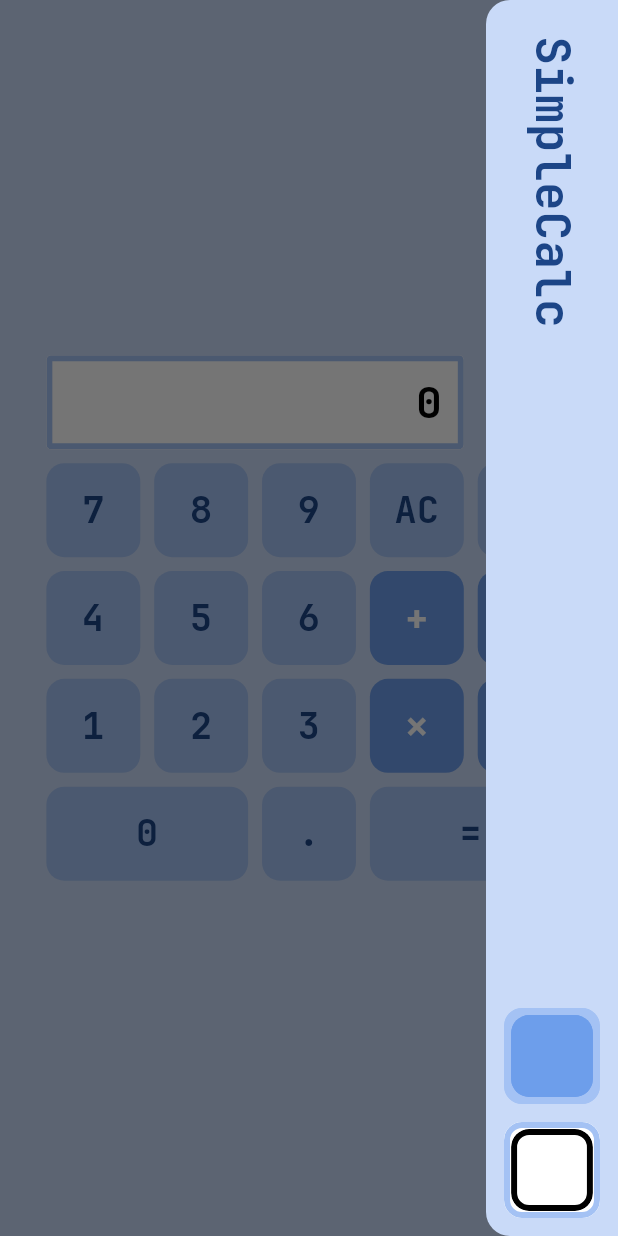
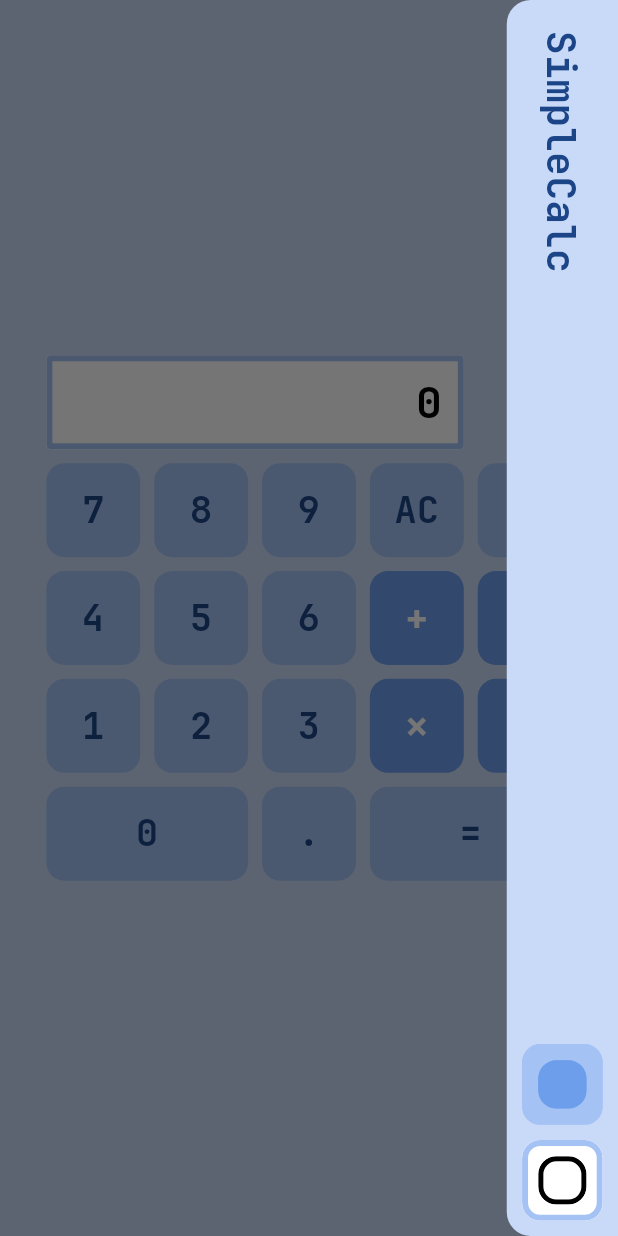
Before and after one commit to himnerom/simplecalc, a Flutter app: the screen it shows after launch, with the side drawer open, on a phone screen of 412 x 824 dp. Run offline on Flutter 3.47's test engine with Material 3 defaults, Android fonts, the phone set to English and light mode, and no system bars; our stand-ins replace decimal, flutter_slidable, shared_preferences.

Commit message:
Layout responsive drawer

```diff
--- a/lib/home.dart
+++ b/lib/home.dart
@@ -51,9 +51,6 @@ class _HomeScreenState extends State<HomeScreen> {
     final greyShade = ts.greyShade;
 
     final screen = ScreenService(context);
-    final tmp = screen.baseFontSize * 0.915;
-    print(screen.baseFontSize);
-    print(tmp);
     int i = 0;
 
     return CalcLayout(
--- a/lib/services/calculator_service.dart
+++ b/lib/services/calculator_service.dart
@@ -2,7 +2,6 @@ import 'package:flutter/foundation.dart';
 import 'package:decimal/decimal.dart';
 import 'package:flutter/material.dart';
 import 'package:flutter/services.dart';
-import 'package:function_tree/function_tree.dart';
 
 /// Enum to know the state of the operation
 /// States normal lifecycle (no AC): nb1 -> ope -> nb2 -> eq -> nb1
--- a/lib/widgets/calc_button.dart
+++ b/lib/widgets/calc_button.dart
@@ -1,7 +1,7 @@
 import 'package:flutter/material.dart';
 import 'package:provider/provider.dart';
+
 import 'package:simple_calculator/services/screen_service.dart';
-
 import 'package:simple_calculator/services/shape_service.dart';
 import 'package:simple_calculator/services/themes_service.dart';
 
@@ -10,13 +10,14 @@ class CalcButton extends StatelessWidget {
     super.key,
     this.backgroundColor,
     this.borderColor,
+    this.padding,
     required this.onTap,
     this.child,
   });
 
   final Color? backgroundColor;
   final Color? borderColor;
-
+  final double? padding;
   final GestureTapCallback? onTap;
   final Widget? child;
 
@@ -45,7 +46,7 @@ class CalcButton extends StatelessWidget {
         splashFactory: InkRipple.splashFactory,
         onTap: onTap,
         child: Padding(
-          padding: EdgeInsets.all(screen.buttonPadding),
+          padding: EdgeInsets.all(padding ?? screen.buttonPadding),
           child: Center(child: child),
         ),
       ),
--- a/lib/widgets/calc_drawer.dart
+++ b/lib/widgets/calc_drawer.dart
@@ -1,6 +1,7 @@
 import 'package:flutter/material.dart';
 import 'package:provider/provider.dart';
 
+import 'package:simple_calculator/services/screen_service.dart';
 import 'package:simple_calculator/services/shape_service.dart';
 import 'package:simple_calculator/services/themes_service.dart';
 import 'package:simple_calculator/widgets/calc_button.dart';
@@ -21,15 +22,19 @@ class CalcDrawer extends StatelessWidget {
     final theme = context.watch<ThemesService>().theme;
     final double borderRadius = context.watch<ShapeService>().borderRadius;
 
+    final screen = ScreenService(context);
+    final double width = screen.layoutSize * 0.18;
+    final double spacing = width * 0.275;
+
     return Drawer(
       backgroundColor: theme.backgroundColor,
-      width: 88,
+      width: width,
       child: SafeArea(
         child: Container(
           padding: EdgeInsets.zero,
           child: Column(
             children: [
-              const SizedBox(height: 24),
+              SizedBox(height: spacing),
               Expanded(
                 child: RotatedBox(
                   quarterTurns: 1,
@@ -40,20 +45,21 @@ class CalcDrawer extends StatelessWidget {
                     overflow: TextOverflow.fade,
                     style: TextStyle(
                       color: theme.titleColor,
-                      fontSize: 32,
+                      fontSize: spacing * 1.3,
                       fontWeight: FontWeight.w800,
                     ),
                   ),
                 ),
               ),
-              const SizedBox(height: 12),
+              SizedBox(height: spacing / 2),
               Padding(
-                padding: EdgeInsetsGeometry.symmetric(horizontal: 12),
+                padding: EdgeInsetsGeometry.symmetric(horizontal: spacing / 2),
                 child: AspectRatio(
                   aspectRatio: 1,
                   child: CalcButton(
                     backgroundColor: theme.btn1BackgroundColor,
                     borderColor: theme.btn1BackgroundColor,
+                    padding: spacing / 3,
                     onTap: () {
                       showDialog(
                         context: context,
@@ -69,7 +75,7 @@ class CalcDrawer extends StatelessWidget {
                         borderRadius: BorderRadius.circular(borderRadius),
                         side: BorderSide(
                           color: theme.btn2BackgroundColor,
-                          width: 4,
+                          width: spacing / 6,
                         ),
                       ),
                       child: Container(),
@@ -77,14 +83,15 @@ class CalcDrawer extends StatelessWidget {
                   ),
                 ),
               ),
-              const SizedBox(height: 12),
+              SizedBox(height: spacing / 2),
               Padding(
-                padding: EdgeInsetsGeometry.symmetric(horizontal: 12),
+                padding: EdgeInsetsGeometry.symmetric(horizontal: spacing / 2),
                 child: AspectRatio(
                   aspectRatio: 1,
                   child: CalcButton(
                     backgroundColor: theme.resBackgroundColor,
                     borderColor: theme.btn1BackgroundColor,
+                    padding: spacing / 3,
                     onTap: () {
                       int idx = shapesList.indexOf(borderRadius) + 1;
                       if (idx >= shapesList.length) {
@@ -101,14 +108,17 @@ class CalcDrawer extends StatelessWidget {
                       clipBehavior: Clip.antiAlias,
                       shape: RoundedRectangleBorder(
                         borderRadius: BorderRadius.circular(borderRadius),
-                        side: BorderSide(color: theme.resTextColor, width: 4),
+                        side: BorderSide(
+                          color: theme.resTextColor,
+                          width: spacing / 6,
+                        ),
                       ),
                       child: Container(),
                     ),
                   ),
                 ),
               ),
-              const SizedBox(height: 12),
+              SizedBox(height: spacing / 2),
             ],
           ),
         ),
--- a/lib/widgets/calc_layout.dart
+++ b/lib/widgets/calc_layout.dart
@@ -1,8 +1,7 @@
 import 'package:flutter/material.dart';
 import 'package:provider/provider.dart';
+
 import 'package:simple_calculator/services/themes_service.dart';
-
-// import 'package:simple_calculator/services/theme_service.dart';
 import 'package:simple_calculator/widgets/calc_drawer.dart';
 
 class CalcLayout extends StatelessWidget {
--- a/pubspec.yaml
+++ b/pubspec.yaml
@@ -11,7 +11,6 @@ dependencies:
   flutter:
     sdk: flutter
   flutter_slidable: ^4.0.3
-  function_tree: ^0.9.1
   provider: ^6.1.5+1
   rational: ^2.2.3
   shared_preferences: ^2.5.5
```
Also changed, not shown: pubspec.lock.
